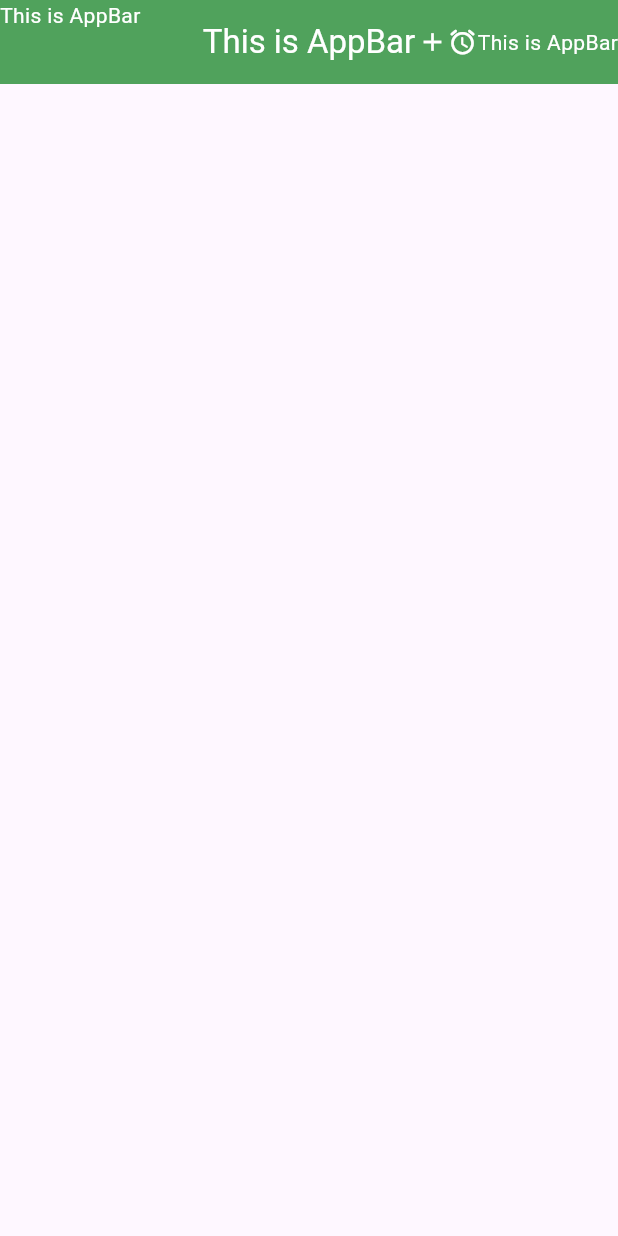
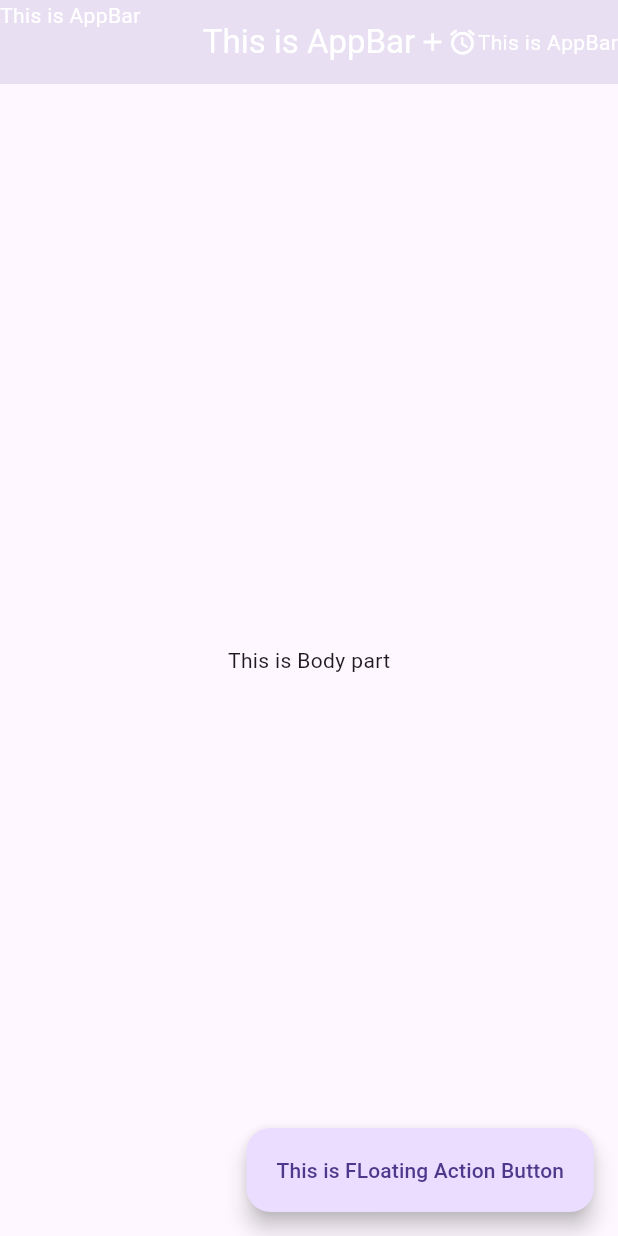
Before and after one commit to devatulparmar/sept24batch6pm, a Flutter app: the screen it shows after launch, on a phone screen of 412 x 824 dp. Run offline on Flutter 3.47's test engine with Material 3 defaults, Android fonts, the phone set to English and light mode, and no system bars.

Commit message:
FloatingActionButton

```diff
--- a/lib/main.dart
+++ b/lib/main.dart
@@ -7,8 +7,9 @@ void main() {
         primarySwatch: Colors.red,
       ),
       home: Scaffold(
+        // backgroundColor: Colors.blue.shade900,
         appBar: AppBar(
-          backgroundColor: Colors.green,
+          // backgroundColor: Colors.green,
           centerTitle: true,
           elevation: 20,
           leadingWidth: 100,
@@ -43,6 +44,26 @@ void main() {
             ),
           ],
         ),
+        body: Center(
+          child: Text(
+            'This is Body part',
+          ),
+        ),
+        floatingActionButton: FloatingActionButton.extended(
+            onPressed: (){
+
+            },
+            label: Text('This is FLoating Action Button'),
+        ),
+        // floatingActionButton: FloatingActionButton(
+        //   onPressed: (){
+        //     print('clicked');
+        //   },
+        //   child: Icon(
+        //     Icons.add,
+        //   ),
+        // ),
+        // floatingActionButtonLocation: FloatingActionButtonLocation.endTop,
       ),
     ),
   );
--- a/pubspec.yaml
+++ b/pubspec.yaml
@@ -19,7 +19,7 @@ publish_to: 'none' # Remove this line if you wish to publish to pub.dev
 version: 1.0.0+1
 
 environment:
-  sdk: '>=3.4.1 <4.0.0'
+  sdk: '>=2.19.6 <3.0.0'
 
 # Dependencies specify other packages that your package needs in order to work.
 # To automatically upgrade your package dependencies to the latest versions
@@ -45,7 +45,7 @@ dev_dependencies:
   # activated in the `analysis_options.yaml` file located at the root of your
   # package. See that file for information about deactivating specific lint
   # rules and activating additional ones.
-  flutter_lints: ^3.0.0
+  flutter_lints: ^2.0.0
 
 # For information on the generic Dart part of this file, see the
 # following page: https://dart.dev/tools/pub/pubspec
```
Also changed, not shown: pubspec.lock (deleted), 3 other files.
